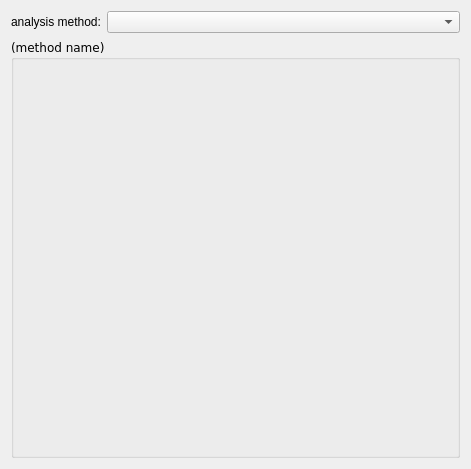
Qt form ma_specs.ui (bwallace/OpenMeta-analyst-) before a commit.
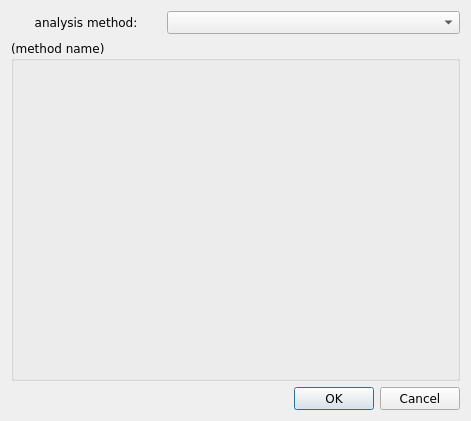
The same form after that commit. Icons and pictures are not drawn.

Diff of the .ui file:
```diff
--- a/ma_specs.ui
+++ b/ma_specs.ui
@@ -6,9 +6,14 @@
     <x>0</x>
     <y>0</y>
     <width>471</width>
-    <height>469</height>
+    <height>421</height>
    </rect>
   </property>
+  <property name="font" >
+   <font>
+    <family>Verdana</family>
+   </font>
+  </property>
   <property name="windowTitle" >
    <string>Dialog</string>
   </property>
@@ -17,15 +22,29 @@
     <layout class="QHBoxLayout" name="horizontalLayout" >
      <item>
       <widget class="QLabel" name="label" >
+       <property name="minimumSize" >
+        <size>
+         <width>100</width>
+         <height>0</height>
+        </size>
+       </property>
        <property name="maximumSize" >
         <size>
-         <width>90</width>
+         <width>150</width>
          <height>16777215</height>
         </size>
        </property>
+       <property name="font" >
+        <font>
+         <family>Verdana</family>
+        </font>
+       </property>
        <property name="text" >
         <string>analysis method:</string>
        </property>
+       <property name="alignment" >
+        <set>Qt::AlignCenter</set>
+       </property>
       </widget>
      </item>
      <item>
@@ -44,7 +63,7 @@
      <property name="minimumSize" >
       <size>
        <width>0</width>
-       <height>400</height>
+       <height>200</height>
       </size>
      </property>
      <property name="font" >
@@ -57,6 +76,13 @@
      </property>
     </widget>
    </item>
+   <item>
+    <widget class="QDialogButtonBox" name="buttonBox" >
+     <property name="standardButtons" >
+      <set>QDialogButtonBox::Cancel|QDialogButtonBox::Ok</set>
+     </property>
+    </widget>
+   </item>
   </layout>
  </widget>
  <resources/>
```
Left out of the diff: 15 changed lines with no effect on the pictures.
